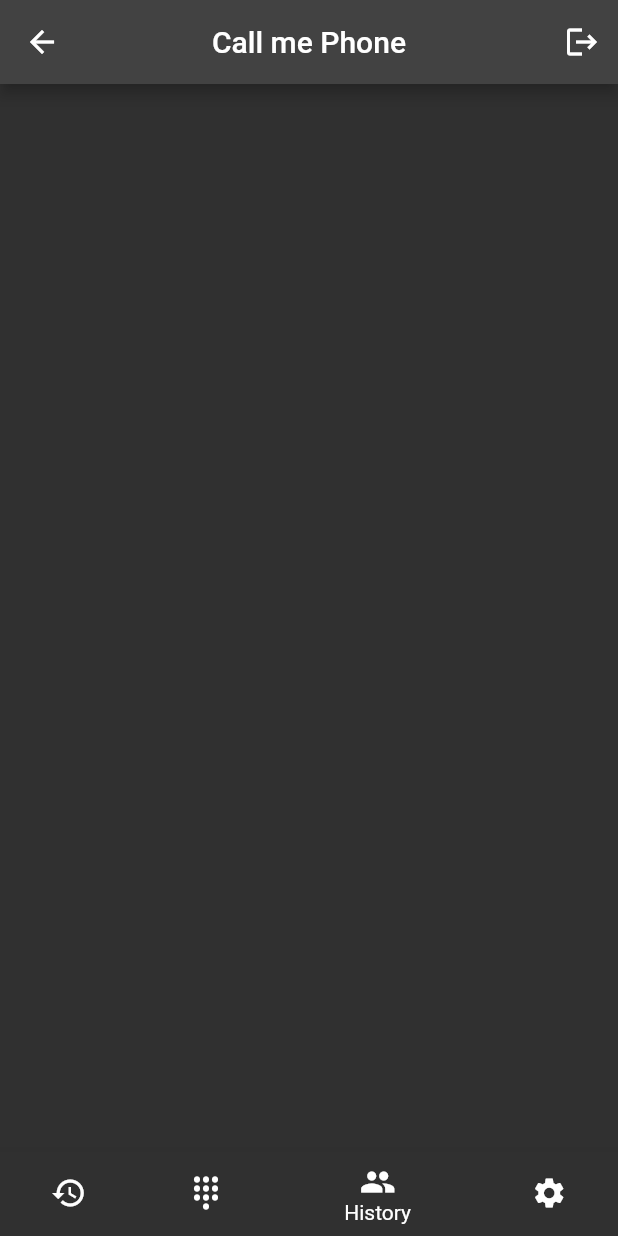
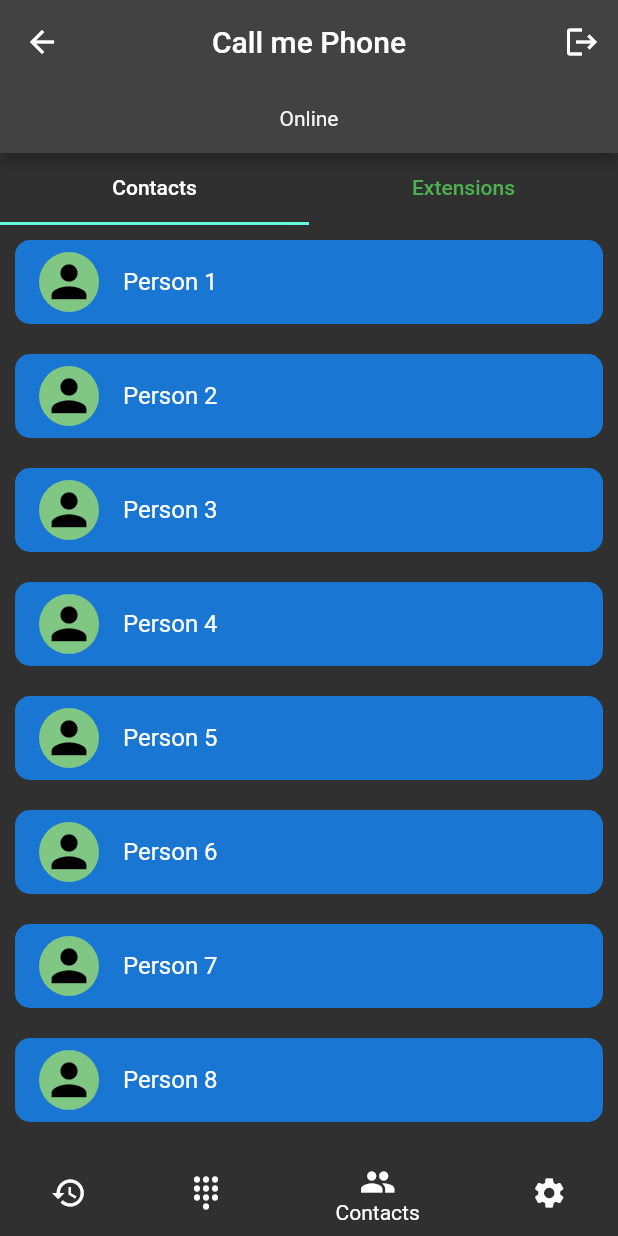
Before and after one commit to rohitrai003/flutter_app, a Flutter app: the HomeScreen screen opened by its route, item 3 of the bottom bar chosen, on a phone screen of 412 x 824 dp. Run offline on Flutter 3.47's test engine with Material 2 defaults, Android fonts, the light colour scheme and no system bars; our stand-ins replace shared_preferences; accounts and stored records are empty.

Commit message:
contacts page added

```diff
--- a/lib/src/screens/home_screen.dart
+++ b/lib/src/screens/home_screen.dart
@@ -60,6 +60,10 @@ class _HomeScreenState extends State<HomeScreen> {
             icon: const Icon(Icons.logout),
           ),
         ],
+        bottom: Tab(
+          child: Text('Online'),
+        ),
+        bottomOpacity: 0.8,
       ),
       body: pages[index],
       bottomNavigationBar: BottomNavigationBar(
@@ -74,11 +78,10 @@ class _HomeScreenState extends State<HomeScreen> {
           items: const [
             BottomNavigationBarItem(
                 icon: Icon(Icons.history), label: 'History'),
+            BottomNavigationBarItem(icon: Icon(Icons.dialpad), label: 'Calls'),
+            BottomNavigationBarItem(icon: Icon(Icons.group), label: 'Contacts'),
             BottomNavigationBarItem(
-                icon: Icon(Icons.dialpad), label: 'History'),
-            BottomNavigationBarItem(icon: Icon(Icons.group), label: 'History'),
-            BottomNavigationBarItem(
-                icon: Icon(Icons.settings), label: 'History'),
+                icon: Icon(Icons.settings), label: 'Settings'),
           ]),
     );
   }
--- a/lib/src/screens/main_pages/contact.dart
+++ b/lib/src/screens/main_pages/contact.dart
@@ -5,6 +5,51 @@ class ContactPage extends StatelessWidget {
 
   @override
   Widget build(BuildContext context) {
-    return Container();
+    return DefaultTabController(
+      initialIndex: 0,
+      length: 2,
+      child: Scaffold(
+        appBar: const TabBar(
+          unselectedLabelColor: Colors.green,
+          tabs: [
+            Tab(
+              child: Text('Contacts'),
+            ),
+            Tab(
+              child: Text('Extensions'),
+            )
+          ],
+        ),
+        body: TabBarView(children: [
+          Container(
+            child: ListView.builder(
+                itemCount: 10,
+                itemBuilder: ((context, index) {
+                  return Padding(
+                    padding: const EdgeInsets.all(10.0),
+                    child: InkWell(
+                      onTap: () {},
+                      child: ListTile(
+                        shape: RoundedRectangleBorder(
+                            borderRadius: BorderRadius.circular(10)),
+                        title: Text('Person ${index + 1}'),
+                        tileColor: Colors.blue.shade700,
+                        leading: CircleAvatar(
+                          backgroundColor: Colors.green.shade300,
+                          radius: 20,
+                          child: const Icon(
+                            Icons.person,
+                            size: 35,
+                          ),
+                        ),
+                      ),
+                    ),
+                  );
+                })),
+          ),
+          Container(color: Colors.white),
+        ]),
+      ),
+    );
   }
 }
--- a/lib/src/screens/main_pages/dialpad.dart
+++ b/lib/src/screens/main_pages/dialpad.dart
@@ -33,7 +33,7 @@ class _DialPadPageState extends State<DialPadPage> {
         child: Column(
       children: [
         Container(
-          height: MediaQuery.of(context).size.height * 0.25,
+          height: MediaQuery.of(context).size.height * 0.20,
           child: Center(
             child: Text(
               '$fillText',
```
